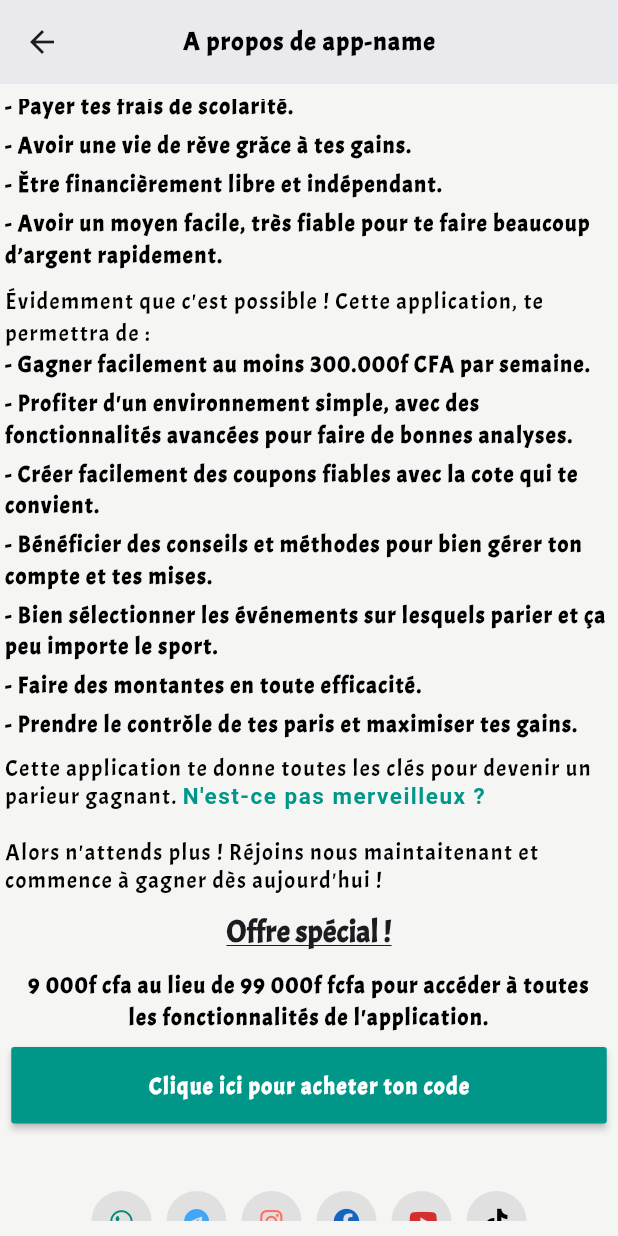
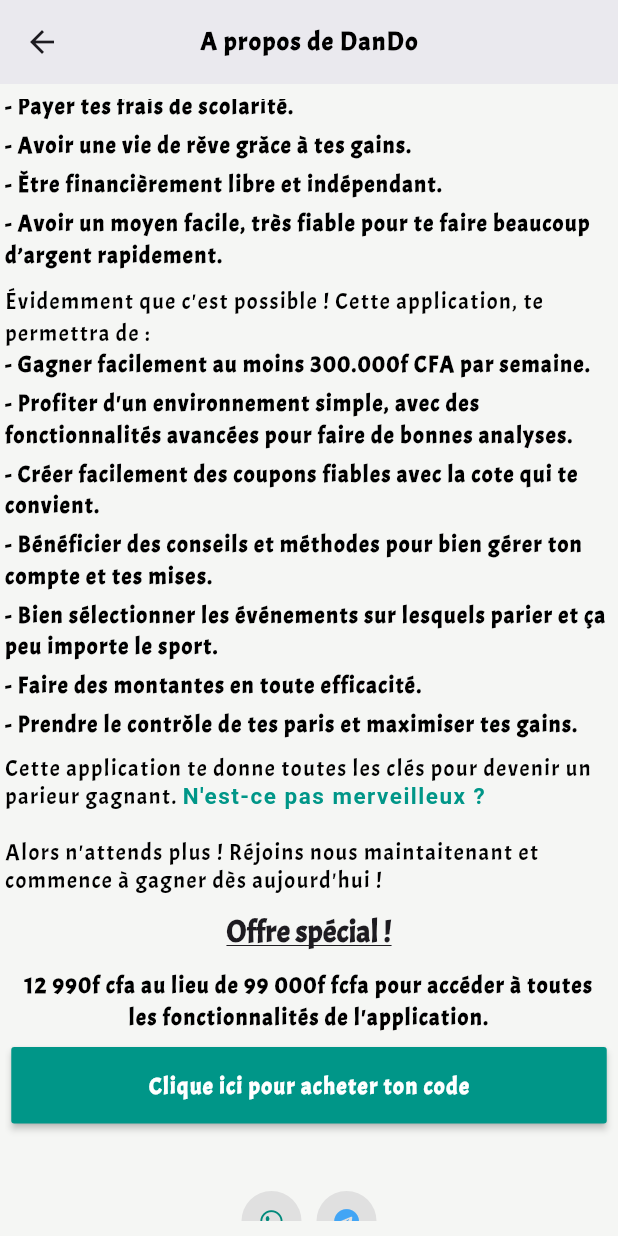
Before and after one commit to AliasTzr/dando, a Flutter app: the AboutApp screen opened by its route, scrolled down 444 dp, on a phone screen of 412 x 824 dp. Run offline on Flutter 3.47's test engine with Material 3 defaults, Android fonts, the light colour scheme and no system bars; our stand-ins replace carousel_slider, flutter_local_notifications, flutter_speed_dial, flutter_spinkit, font_awesome_flutter, get and 7 more; missing offline and left inert: clipboard, flutter_windowmanager; accounts and stored records are empty.

Commit message:
Update price and Admin's Contact

```diff
--- a/lib/Controllers/login_controller.dart
+++ b/lib/Controllers/login_controller.dart
@@ -49,7 +49,7 @@
     'assets/money_emoji.png',
   ];
   List<String> textCarousselList = [
-    "app-name, Vous donne toutes les clés pour devenir un expert en paris et maximiser vos chances de gagner.",
+    "DanDo, Vous donne toutes les clés pour devenir un expert en paris et maximiser vos chances de gagner.",
     "Nous vous offrons un univers complet pour vous accompagner vers la réussite dans les paris sportifs.",
     "Parier sur tout les sports, Des fonctionnalités avancées pour faire de vous un parieur professionnel et rentable.",
     "Une équipe de développeurs expérimentés et d'analystes passionnés par les paris sportifs est à votre service.",
@@ -66,27 +66,27 @@
       FontAwesomeIcons.telegram,
       color: Colors.blue.shade400,
     ),
-    const Icon(
-      FontAwesomeIcons.instagram,
-      color: Color(0xFFFF6F61),
-    ),
-    Icon(
-      FontAwesomeIcons.facebook,
-      color: Colors.blue.shade800,
-    ),
-    Icon(
-      FontAwesomeIcons.youtube,
-      color: Colors.red.shade700,
-    ),
-    const Icon(
-      FontAwesomeIcons.tiktok,
-      color: Colors.black,
-    )
+    // const Icon(
+    //   FontAwesomeIcons.instagram,
+    //   color: Color(0xFFFF6F61),
+    // ),
+    // Icon(
+    //   FontAwesomeIcons.facebook,
+    //   color: Colors.blue.shade800,
+    // ),
+    // Icon(
+    //   FontAwesomeIcons.youtube,
+    //   color: Colors.red.shade700,
+    // ),
+    // const Icon(
+    //   FontAwesomeIcons.tiktok,
+    //   color: Colors.black,
+    // )
   ];
   late RxString codeToPaste;
   late RxInt textCaroussel;
   late PrefsData _prefsData;
-  final String price = "9 000f cfa", _phoneNumber = "2250501128464", _instagram = 'sapi1049';
+  final String price = "12 990f cfa", _phoneNumber = "2250173871065", _instagram = 'sapi1049';
   @override
   void onInit() {
     super.onInit();
@@ -150,8 +150,7 @@
       url = 'https://www.instagram.com/$_instagram';
     }
     if (index == 3) {
-      url =
-          "https://www.facebook.com/groups/1800469253785660/?ref=share&mibextid=NSMWBT";
+      url = "https://www.facebook.com/groups/1800469253785660/?ref=share&mibextid=NSMWBT";
     }
     if (index == 4) {
       url = "https://www.youtube.com/@BighID_RTaZed";
--- a/lib/Pages/about_app.dart
+++ b/lib/Pages/about_app.dart
@@ -17,7 +17,7 @@
         appBar: AppBar(
           backgroundColor: Colors.transparent,
           title: Text(
-            "A propos de app-name",
+            "A propos de DanDo",
             style: MyStyle(fontFamily: Get.put(Controller()).acmeFamily, color: Get.put(Controller()).blackColor, fontWeight: FontWeight.w600, fontSize: 17),
           ),
           centerTitle: true,
--- a/lib/Pages/login.dart
+++ b/lib/Pages/login.dart
@@ -17,7 +17,7 @@
         appBar: AppBar(
           backgroundColor: Colors.transparent,
           title: Text(
-            "app-name",
+            "DanDo",
             style: MyStyle(fontFamily: "acme", color: Get.put(Controller()).blackColor, fontWeight: FontWeight.w600, fontSize: 15),
           ),
           centerTitle: true,
--- a/lib/Pages/screen_manager.dart
+++ b/lib/Pages/screen_manager.dart
@@ -28,7 +28,7 @@
             backgroundColor: Colors.white,
             elevation: 0,
             title: Text(
-              "Stratégie Score",
+              "Stratégie Basket",
               style: MyStyle(fontFamily: Get.put(Controller()).oswaldFamily, color: Get.put(Controller()).tealColor, fontWeight: FontWeight.w600, fontSize: 16),
             ),
             centerTitle: true,
--- a/lib/api/api.dart
+++ b/lib/api/api.dart
@@ -2,10 +2,10 @@
 import 'package:projet0_strat/Models/Server/server_response.dart';
 
 class Api extends GetConnect {
-  final String ip = "192.168.120.103";
+  final String ip = "http://dandoappapi.xyz/api";
   Future<String> useCode(String code) async {
     Response response = await post(
-      "http://$ip:8000/api/use-code",
+      "$ip/use-code",
       {"code": code},
       headers: <String, String>{
         "Content-Type": "application/json"
```
Also changed, not shown: lib/Components/presentation.dart (line endings or trailing spaces), 2 other files.
